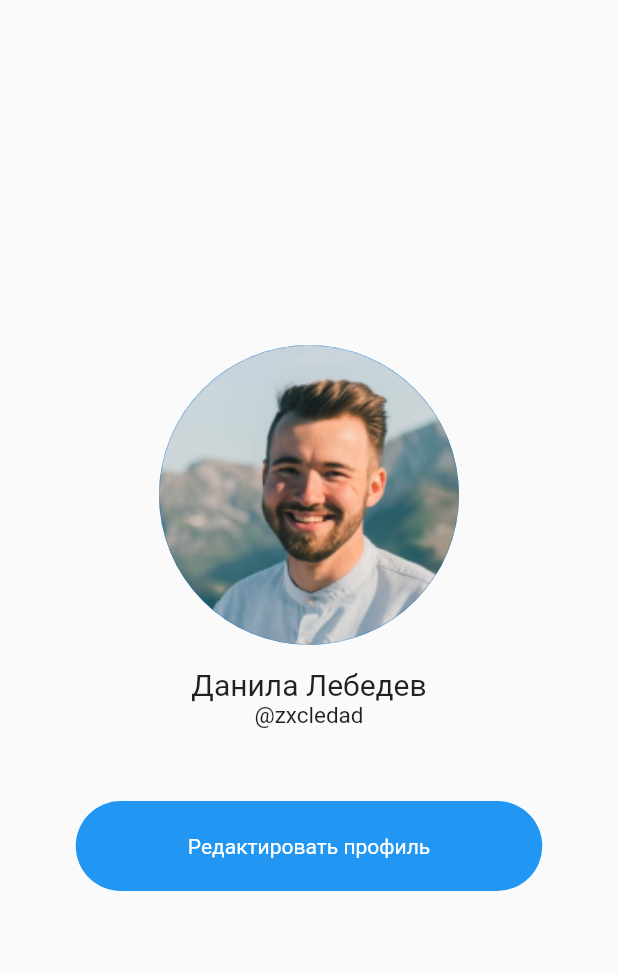
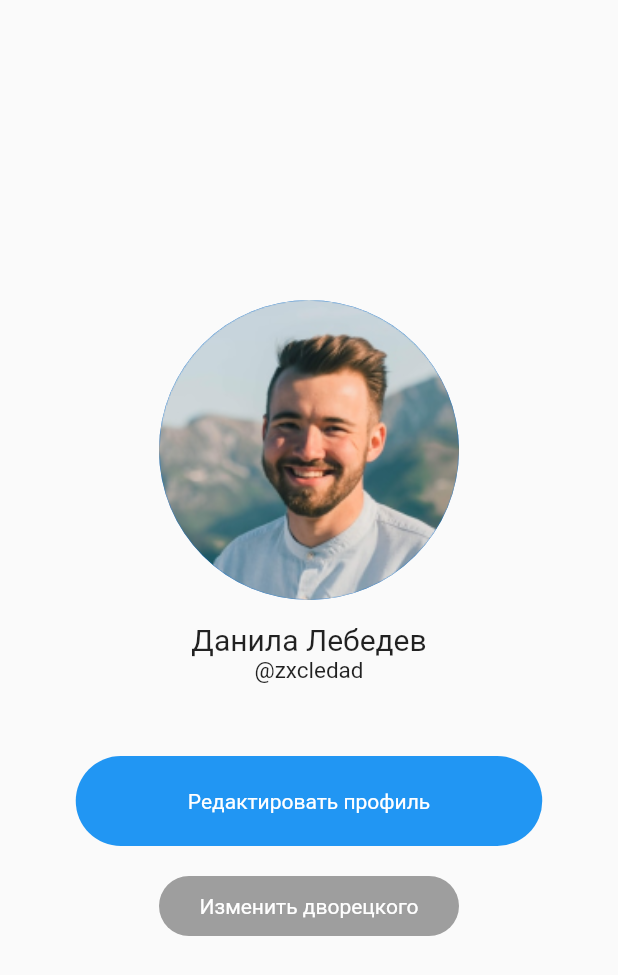
Before and after one commit to tecnoHackaton/flutter_frontend, a Flutter app: the ProfilePageScreen screen opened directly, on a phone screen of 412 x 824 dp. Shown: the top 975 px of the screen. Run offline on Flutter 3.47's test engine with Material 2 defaults, Android fonts, the phone set to English and light mode, and no system bars; our stand-ins replace flutter_svg, geolocator, google_maps_flutter; missing offline and left inert: custom_info_window, dart:ffi.

Commit message:
small changes

```diff
--- a/lib/Pages/chatPage.dart
+++ b/lib/Pages/chatPage.dart
@@ -14,7 +14,6 @@ class ChatPageScreenState extends State<ChatPageScreen> {
   @override
   Widget build(BuildContext context) {
     return Scaffold(
-      backgroundColor: Colors.green,
     );
   }
 }
--- a/lib/Pages/main.dart
+++ b/lib/Pages/main.dart
@@ -28,7 +28,7 @@ class MyApp extends StatelessWidget {
         // is not restarted.
         primarySwatch: Colors.blue,
       ),
-      home: NavigationBarScreen(),
+      home: AuthPage(),
     );
   }
 }
--- a/lib/Pages/newsPage.dart
+++ b/lib/Pages/newsPage.dart
@@ -14,7 +14,6 @@ class NewsPageScreenState extends State<NewsPageScreen> {
   @override
   Widget build(BuildContext context) {
     return Scaffold(
-      backgroundColor: Colors.black,
     );
   }
 }
--- a/lib/Pages/profilePage.dart
+++ b/lib/Pages/profilePage.dart
@@ -54,6 +54,28 @@ class ProfilePageScreenState extends State<ProfilePageScreen> {
             ),
           ),
         ),
+        SizedBox(height: 20,),
+        Container(
+          child: InkWell(
+            onTap: () {},
+            child: Container(
+              child: Align(
+                alignment: Alignment.center,
+                child: Text(
+                  "Изменить дворецкого",
+                  textAlign: TextAlign.center,
+                  style: TextStyle(
+                    color: Colors.white,
+                  ),
+                ),
+              ),
+              height: 40,
+              width: 200,
+              decoration: BoxDecoration(
+                  color: Colors.grey, borderRadius: BorderRadius.circular(80)),
+            ),
+          ),
+        ),
       ],
     ));
   }
```
Also changed, not shown: lib/Pages/AuthPage.dart (+18 -5 lines), lib/Pages/PaymentPage.dart (+12 -7 lines), lib/Pages/choosingComplPage.dart (+15 -5 lines), lib/Pages/mainPage.dart (+22 -3 lines), assets/croppedVroid.png (added), 1 other file.
